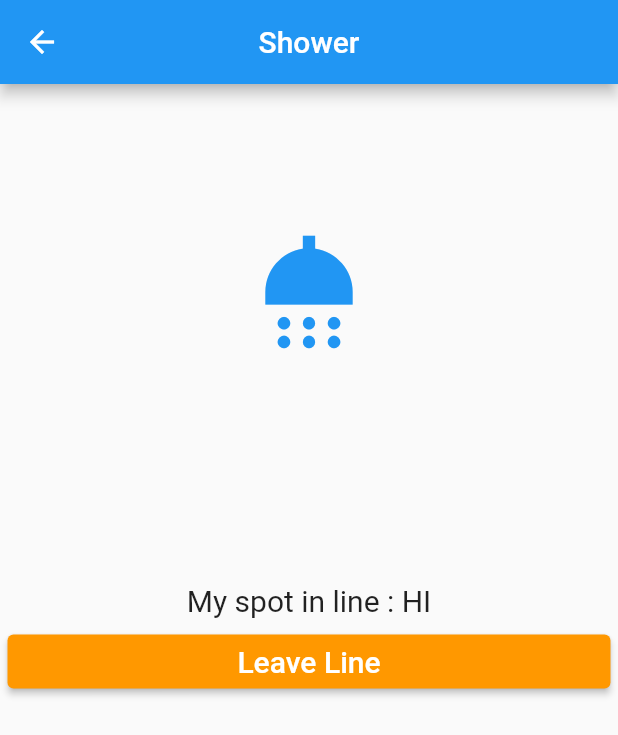
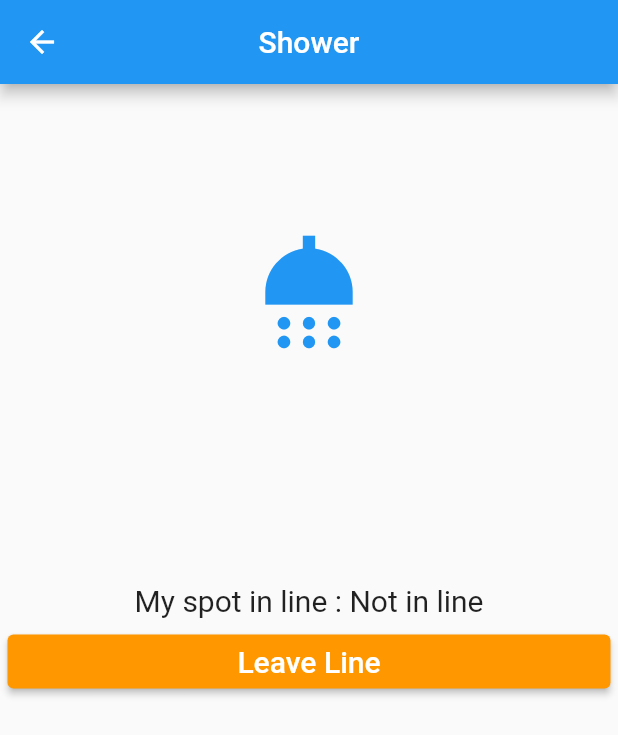
Before and after one commit to elizabethrlemar/AndreHouse, a Flutter app: the GuestShowerPage screen opened directly, scrolled down 56 dp, after a tap on "Join Line", on a phone screen of 412 x 824 dp. Shown: the top 735 px of the screen. Run offline on Flutter 3.47's test engine with Material 2 defaults, Android fonts, the phone set to English and light mode, and no system bars; our stand-ins replace cloud_firestore, firebase_auth, firebase_core; accounts and stored records are empty.

Commit message:
shower line working!

```diff
--- a/lib/AnonPages/anon_clothing.dart
+++ b/lib/AnonPages/anon_clothing.dart
@@ -1,3 +1,4 @@
+import 'package:andre_house/login_page.dart';
 import 'package:cloud_firestore/cloud_firestore.dart';
 import 'package:flutter/material.dart';
 import 'package:firebase_core/firebase_core.dart';
@@ -55,6 +56,10 @@ class _ClothingState extends State<AnonClothingPage> {
                 .width,
             onPressed: () {
               addUser(nameController.text);
+              Navigator.push(
+                context,
+                MaterialPageRoute(builder: (context) => const HomeScreen()),
+              );
             },
             child: const Text("Submit Name", style: TextStyle(fontSize: 20)),
             textColor: Colors.white,
--- a/lib/AnonPages/anon_shower.dart
+++ b/lib/AnonPages/anon_shower.dart
@@ -1,3 +1,4 @@
+import 'package:andre_house/login_page.dart';
 import 'package:cloud_firestore/cloud_firestore.dart';
 import 'package:flutter/material.dart';
 import 'package:firebase_core/firebase_core.dart';
@@ -57,6 +58,10 @@ class _ShowerState extends State<AnonShowerPage> {
                 .width,
             onPressed: () {
               addUser(nameController.text);
+              Navigator.push(
+                context,
+                MaterialPageRoute(builder: (context) => const HomeScreen()),
+              );
             },
             child: const Text("Submit Name", style: TextStyle(fontSize: 20)),
             textColor: Colors.white,
--- a/lib/GuestPages/guest_shower.dart
+++ b/lib/GuestPages/guest_shower.dart
@@ -16,7 +16,7 @@ class GuestShowerPage extends StatefulWidget {
 
 class _ShowerState extends State<GuestShowerPage> {
 
-  late String myEmail = "HI";
+  late String guestIndex = "Not in line";
 
   @override
   Widget build(BuildContext context) {
@@ -45,7 +45,7 @@ class _ShowerState extends State<GuestShowerPage> {
                           FutureBuilder(
                             future: findSpot(),
                             builder: (context, snapshot) {
-                              return Text("My spot in line : $myEmail",
+                              return Text("My spot in line : $guestIndex",
                                   style: TextStyle(fontSize: 20));
                             },
                           ),
@@ -101,13 +101,61 @@ class _ShowerState extends State<GuestShowerPage> {
           .where("uid", isEqualTo: uid)
           .get()
           .then((ds) {
-        myEmail = ds.docs[0]["index"].toString();
-        print(myEmail);
+        guestIndex = ds.docs[0]["index"].toString();
       }).catchError((e) {
         print(e);
       });
     }
   }
+
+  Future<void> leaveLine() async {
+
+    final uid = FirebaseAuth.instance.currentUser!.uid;
+    late var currentIndex = 0;
+    var showersRef = FirebaseFirestore.instance.collection('showers');
+
+    FirebaseFirestore.instance.collection('showers')
+        .where("uid", isEqualTo: uid)
+        .get()
+        .then((QuerySnapshot querySnapshot) {
+      showersRef.doc(querySnapshot.docs[0].id).delete();
+    });
+
+    if (uid != null) {
+      await FirebaseFirestore.instance
+          .collection('showers')
+          .where("uid", isEqualTo: uid)
+          .get()
+          .then((ds) {
+        currentIndex = ds.docs[0]["index"];
+      }).catchError((e) {
+        print(e);
+      });
+    }
+
+    CollectionReference shower = FirebaseFirestore.instance.collection('showers');
+
+
+
+    FirebaseFirestore.instance
+        .collection('showers')
+        .get()
+        .then((querySnapshot) {
+      querySnapshot.docs.forEach((element) {
+        if (element["index"] > currentIndex){
+          FirebaseFirestore.instance
+              .collection('showers')
+              .doc(element.id)
+              .update({
+            'index': FieldValue.increment(-1)});
+        }
+      });
+    });
+
+    guestIndex = "Not in line";
+
+  }
+
 }
 
 
@@ -153,21 +201,4 @@ void joinLine() {
       'index': index
     });
   });
-
-  print("Added user to queue.");
 }
-
-void leaveLine() {
-
-  String? uid = FirebaseAuth.instance.currentUser!.uid;
-
-  var showersRef = FirebaseFirestore.instance.collection('showers');
-
-  FirebaseFirestore.instance.collection('showers')
-      .where("uid", isEqualTo: uid)
-      .get()
-      .then((QuerySnapshot querySnapshot) {
-    showersRef.doc(querySnapshot.docs[0].id).delete();
-  });
-
-}
```
